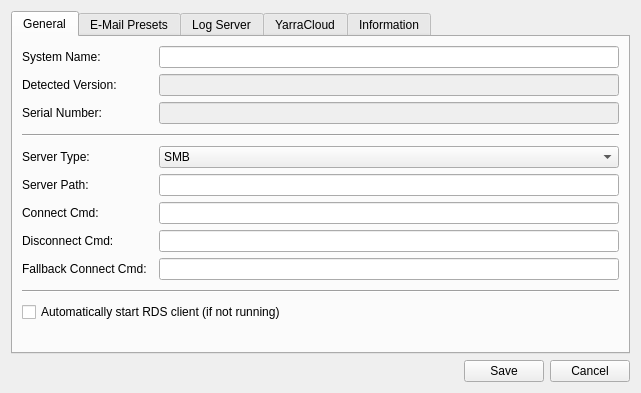
First picture: the form in OfflineReconClient/ort_configurationdialog.ui, repository WillForan/yarraclient, before the edit.
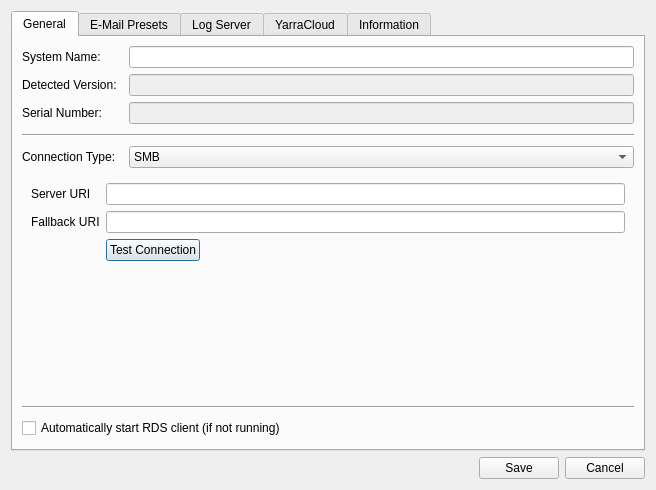
Second picture: the form after the edit. The open tabs and pages were chosen to show the change. Icons and pictures are not drawn.

Commit message: - compile in qt 5.6 - configure using URI alone - improve configuration window - fallback SFTP URI

The edit to the form file:
```diff
--- a/OfflineReconClient/ort_configurationdialog.ui
+++ b/OfflineReconClient/ort_configurationdialog.ui
@@ -9,8 +9,8 @@
    <rect>
     <x>0</x>
     <y>0</y>
-    <width>641</width>
-    <height>393</height>
+    <width>656</width>
+    <height>463</height>
    </rect>
   </property>
   <property name="windowTitle">
@@ -30,10 +30,10 @@
        <string>General</string>
       </attribute>
       <layout class="QGridLayout" name="gridLayout">
-       <item row="8" column="0">
-        <widget class="QLabel" name="serverPathLabel">
+       <item row="6" column="0">
+        <widget class="QLabel" name="label_3">
          <property name="text">
-          <string>Server Path:</string>
+          <string>Connection Type:</string>
          </property>
         </widget>
        </item>
@@ -44,29 +44,10 @@
          </property>
         </widget>
        </item>
-       <item row="11" column="2">
-        <widget class="QLineEdit" name="disconnectCmdEdit"/>
-       </item>
-       <item row="10" column="2">
-        <widget class="QLineEdit" name="connectCmdEdit"/>
-       </item>
-       <item row="12" column="0">
-        <widget class="QLabel" name="fallbackConnectCmdLabel">
-         <property name="minimumSize">
-          <size>
-           <width>120</width>
-           <height>0</height>
-          </size>
-         </property>
+       <item row="1" column="0">
+        <widget class="QLabel" name="systemNameLabel">
          <property name="text">
-          <string>Fallback Connect Cmd:</string>
-         </property>
-        </widget>
-       </item>
-       <item row="10" column="0">
-        <widget class="QLabel" name="connectCmdLabel">
-         <property name="text">
-          <string>Connect Cmd:</string>
+          <string>System Name:</string>
          </property>
         </widget>
        </item>
@@ -77,23 +58,6 @@
          </property>
         </widget>
        </item>
-       <item row="8" column="2">
-        <widget class="QLineEdit" name="serverPathEdit"/>
-       </item>
-       <item row="11" column="0">
-        <widget class="QLabel" name="disconnectCmdLabel">
-         <property name="text">
-          <string>Disconnect Cmd:</string>
-         </property>
-        </widget>
-       </item>
-       <item row="1" column="0">
-        <widget class="QLabel" name="systemNameLabel">
-         <property name="text">
-          <string>System Name:</string>
-         </property>
-        </widget>
-       </item>
        <item row="3" column="2">
         <widget class="QLineEdit" name="serialNumberEdit">
          <property name="enabled">
@@ -117,30 +81,6 @@
          </property>
         </spacer>
        </item>
-       <item row="7" column="0">
-        <widget class="QLabel" name="label_3">
-         <property name="text">
-          <string>Server Type:</string>
-         </property>
-        </widget>
-       </item>
-       <item row="3" column="0">
-        <widget class="QLabel" name="serialNumberLabel">
-         <property name="text">
-          <string>Serial Number:</string>
-         </property>
-        </widget>
-       </item>
-       <item row="2" column="2">
-        <widget class="QLineEdit" name="softwareVersionEdit">
-         <property name="enabled">
-          <bool>false</bool>
-         </property>
-         <property name="readOnly">
-          <bool>true</bool>
-         </property>
-        </widget>
-       </item>
        <item row="2" column="0">
         <widget class="QLabel" name="softwareVersionLabel">
          <property name="text">
@@ -161,6 +101,23 @@
          </property>
         </widget>
        </item>
+       <item row="2" column="2">
+        <widget class="QLineEdit" name="softwareVersionEdit">
+         <property name="enabled">
+          <bool>false</bool>
+         </property>
+         <property name="readOnly">
+          <bool>true</bool>
+         </property>
+        </widget>
+       </item>
+       <item row="3" column="0">
+        <widget class="QLabel" name="serialNumberLabel">
+         <property name="text">
+          <string>Serial Number:</string>
+         </property>
+        </widget>
+       </item>
        <item row="5" column="0" colspan="3">
         <widget class="Line" name="line">
          <property name="minimumSize">
@@ -174,10 +131,7 @@
          </property>
         </widget>
        </item>
-       <item row="12" column="2">
-        <widget class="QLineEdit" name="fallbackConnectCmdEdit"/>
-       </item>
-       <item row="7" column="2">
+       <item row="6" column="2">
         <widget class="QComboBox" name="serverTypeComboBox">
          <item>
           <property name="text">
@@ -186,14 +140,171 @@
          </item>
          <item>
           <property name="text">
-           <string>SFTP</string>
+           <string>New</string>
           </property>
          </item>
-         <item>
-          <property name="text">
-           <string>FTP</string>
-          </property>
-         </item>
+        </widget>
+       </item>
+       <item row="7" column="0" colspan="3">
+        <widget class="QStackedWidget" name="serverConnectionStack">
+         <property name="currentIndex">
+          <number>0</number>
+         </property>
+         <widget class="QWidget" name="SMBEditPage">
+          <layout class="QGridLayout" name="gridLayout_6">
+           <item row="1" column="0">
+            <widget class="QLabel" name="connectCmdLabel">
+             <property name="text">
+              <string>Connect Cmd:</string>
+             </property>
+            </widget>
+           </item>
+           <item row="0" column="2">
+            <widget class="QLineEdit" name="serverPathEdit"/>
+           </item>
+           <item row="0" column="0">
+            <widget class="QLabel" name="serverPathLabel">
+             <property name="text">
+              <string>Server Path:</string>
+             </property>
+            </widget>
+           </item>
+           <item row="4" column="2">
+            <widget class="QLineEdit" name="fallbackConnectCmdEdit"/>
+           </item>
+           <item row="1" column="2">
+            <widget class="QLineEdit" name="connectCmdEdit"/>
+           </item>
+           <item row="2" column="2">
+            <widget class="QLineEdit" name="disconnectCmdEdit"/>
+           </item>
+           <item row="4" column="0">
+            <widget class="QLabel" name="fallbackConnectCmdLabel">
+             <property name="minimumSize">
+              <size>
+               <width>120</width>
+               <height>0</height>
+              </size>
+             </property>
+             <property name="text">
+              <string>Fallback Connect Cmd:</string>
+             </property>
+            </widget>
+           </item>
+           <item row="2" column="0">
+            <widget class="QLabel" name="disconnectCmdLabel">
+             <property name="text">
+              <string>Disconnect Cmd:</string>
+             </property>
+            </widget>
+           </item>
+           <item row="5" column="0">
+            <spacer name="verticalSpacer_11">
+             <property name="orientation">
+              <enum>Qt::Vertical</enum>
+             </property>
+             <property name="sizeHint" stdset="0">
+              <size>
+               <width>20</width>
+               <height>40</height>
+              </size>
+             </property>
+            </spacer>
+           </item>
+          </layout>
+          <zorder>serverPathLabel</zorder>
+          <zorder>serverPathLabel</zorder>
+          <zorder>serverPathEdit</zorder>
+          <zorder>connectCmdLabel</zorder>
+          <zorder>connectCmdEdit</zorder>
+          <zorder>disconnectCmdLabel</zorder>
+          <zorder>fallbackConnectCmdLabel</zorder>
+          <zorder>fallbackConnectCmdEdit</zorder>
+          <zorder>disconnectCmdEdit</zorder>
+          <zorder>verticalSpacer_11</zorder>
+         </widget>
+         <widget class="QWidget" name="SftpURIEditPage">
+          <layout class="QGridLayout" name="gridLayout_7">
+           <item row="4" column="3">
+            <widget class="QLabel" name="serverURITestLabel">
+             <property name="sizePolicy">
+              <sizepolicy hsizetype="Preferred" vsizetype="Fixed">
+               <horstretch>0</horstretch>
+               <verstretch>0</verstretch>
+              </sizepolicy>
+             </property>
+             <property name="minimumSize">
+              <size>
+               <width>0</width>
+               <height>120</height>
+              </size>
+             </property>
+             <property name="sizeIncrement">
+              <size>
+               <width>0</width>
+               <height>10</height>
+              </size>
+             </property>
+             <property name="text">
+              <string/>
+             </property>
+             <property name="textFormat">
+              <enum>Qt::AutoText</enum>
+             </property>
+             <property name="alignment">
+              <set>Qt::AlignLeading|Qt::AlignLeft|Qt::AlignTop</set>
+             </property>
+             <property name="textInteractionFlags">
+              <set>Qt::LinksAccessibleByMouse|Qt::TextSelectableByKeyboard</set>
+             </property>
+            </widget>
+           </item>
+           <item row="1" column="3">
+            <widget class="QLineEdit" name="fallbackServerURIEdit"/>
+           </item>
+           <item row="1" column="0">
+            <widget class="QLabel" name="fallbackServerURILabel">
+             <property name="text">
+              <string>Fallback URI</string>
+             </property>
+            </widget>
+           </item>
+           <item row="0" column="0">
+            <widget class="QLabel" name="serverURILabel">
+             <property name="text">
+              <string>Server URI</string>
+             </property>
+            </widget>
+           </item>
+           <item row="0" column="3">
+            <widget class="QLineEdit" name="serverURIEdit"/>
+           </item>
+           <item row="2" column="3">
+            <layout class="QHBoxLayout" name="horizontalLayout_3">
+             <item>
+              <widget class="QPushButton" name="serverURITestButton">
+               <property name="text">
+                <string>Test Connection</string>
+               </property>
+              </widget>
+             </item>
+             <item>
+              <spacer name="horizontalSpacer_4">
+               <property name="orientation">
+                <enum>Qt::Horizontal</enum>
+               </property>
+               <property name="sizeHint" stdset="0">
+                <size>
+                 <width>40</width>
+                 <height>20</height>
+                </size>
+               </property>
+              </spacer>
+             </item>
+            </layout>
+           </item>
+          </layout>
+         </widget>
         </widget>
        </item>
       </layout>
@@ -314,6 +425,9 @@
          <property name="text">
           <string>Connection Result</string>
          </property>
+         <property name="textInteractionFlags">
+          <set>Qt::LinksAccessibleByMouse|Qt::TextSelectableByMouse</set>
+         </property>
         </widget>
        </item>
       </layout>
```
Left out of the diff: 3 changed lines with no effect on the pictures. The commit also changes 10 other files.
